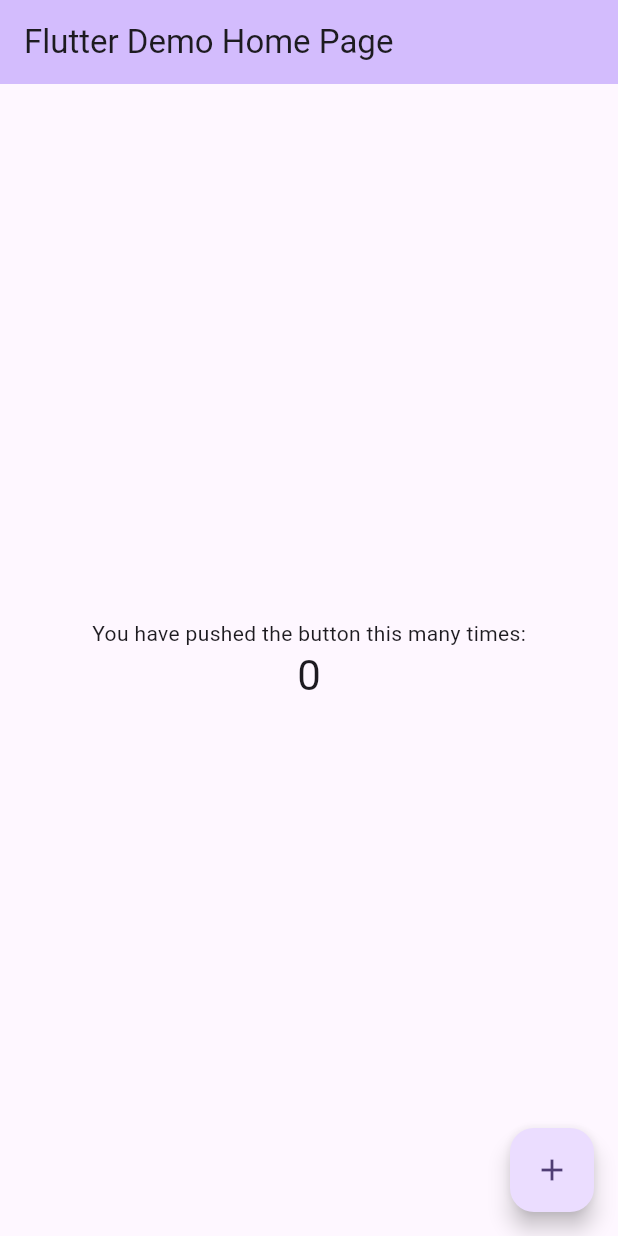
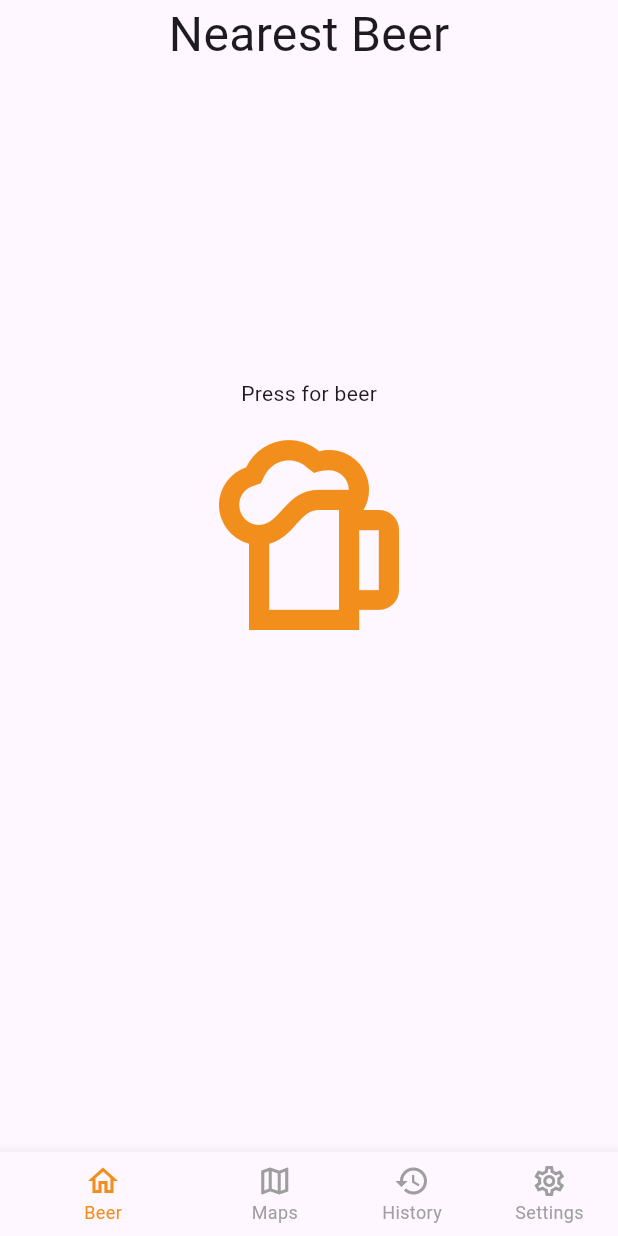
Before and after one commit to chalvikves/nearestBeer, a Flutter app: the screen it shows after launch, on a phone screen of 412 x 824 dp. Run offline on Flutter 3.47's test engine with Material 2 defaults, Android fonts, the light colour scheme and no system bars; missing offline and left inert: data_connection_checker_tv.

Commit message:
Beginning of design and providers

```diff
--- /dev/null
+++ b/lib/core/errors/exceptions.dart
@@ -0,0 +1 @@
+class ServerException implements Exception {}
--- /dev/null
+++ b/lib/core/params/params.dart
@@ -0,0 +1 @@
+class NoParams {}
--- /dev/null
+++ b/lib/features/beer/presentation/pages/beer_page.dart
@@ -0,0 +1,28 @@
+import 'package:flutter/material.dart';
+import 'package:nearest_beer/features/beer/presentation/providers/beer_button_provider.dart';
+import 'package:provider/provider.dart';
+
+import '../../../bar/presentation/widgets/bar_widget.dart';
+import '../widgets/beer_widget.dart';
+
+class BeerPage extends StatelessWidget {
+  const BeerPage({Key? key}) : super(key: key);
+
+  @override
+  Widget build(BuildContext context) {
+    bool isPressed = Provider.of<BeerButtonProvider>(context).isPressed;
+
+    return SafeArea(
+      child: SizedBox(
+        width: double.infinity,
+        child: Column(
+          mainAxisSize: MainAxisSize.min,
+          mainAxisAlignment: MainAxisAlignment.start,
+          children: [
+            isPressed ? const BarWidget() : const BeerWidget(),
+          ],
+        ),
+      ),
+    );
+  }
+}
--- /dev/null
+++ b/lib/features/beer/presentation/providers/beer_button_provider.dart
@@ -0,0 +1,14 @@
+import 'package:flutter/material.dart';
+
+class BeerButtonProvider extends ChangeNotifier {
+  bool isPressed;
+
+  BeerButtonProvider({
+    this.isPressed = false,
+  });
+
+  void changePressed(bool pressed) {
+    isPressed = pressed;
+    notifyListeners();
+  }
+}
--- /dev/null
+++ b/lib/features/beer/presentation/widgets/beer_widget.dart
@@ -0,0 +1,41 @@
+import 'package:flutter/material.dart';
+import 'package:nearest_beer/core/constants/constants.dart';
+import 'package:nearest_beer/features/beer/presentation/providers/beer_button_provider.dart';
+import 'package:provider/provider.dart';
+
+class BeerWidget extends StatelessWidget {
+  const BeerWidget({Key? key}) : super(key: key);
+
+  @override
+  Widget build(BuildContext context) {
+    BeerButtonProvider beerButtonProvider =
+        Provider.of<BeerButtonProvider>(context);
+    return Column(
+      mainAxisSize: MainAxisSize.min,
+      children: [
+        const Text(
+          'Nearest Beer',
+          style: TextStyle(
+            fontSize: 32,
+          ),
+        ),
+        SizedBox(
+          height: MediaQuery.of(context).size.height / 4,
+        ),
+        const Center(
+          child: Text(
+            "Press for beer",
+          ),
+        ),
+        IconButton(
+          onPressed: () {
+            beerButtonProvider.changePressed(true);
+          },
+          icon: const Icon(Icons.sports_bar_outlined),
+          iconSize: 160,
+          color: kAccentColor,
+        ),
+      ],
+    );
+  }
+}
--- /dev/null
+++ b/lib/features/skeleton/providers/selected_page_provider.dart
@@ -0,0 +1,14 @@
+import 'package:flutter/material.dart';
+
+class SelectedPageProvider extends ChangeNotifier {
+  int selectedPage;
+
+  SelectedPageProvider({
+    this.selectedPage = 0,
+  });
+
+  void changePage(int newValue) {
+    selectedPage = newValue;
+    notifyListeners();
+  }
+}
--- /dev/null
+++ b/lib/features/skeleton/skeleton.dart
@@ -0,0 +1,30 @@
+import 'package:flutter/material.dart';
+import 'package:nearest_beer/features/bar/presentation/pages/bar_page.dart';
+import 'package:nearest_beer/features/beer/presentation/pages/beer_page.dart';
+import 'package:provider/provider.dart';
+import 'widgets/custom_bottom_bar_widget.dart';
+import 'providers/selected_page_provider.dart';
+
+List<Widget> pages = const [
+  BeerPage(),
+  BarPage(),
+  BarPage(),
+  BarPage(),
+];
+
+class Skeleton extends StatelessWidget {
+  const Skeleton({Key? key}) : super(key: key);
+
+  @override
+  Widget build(BuildContext context) {
+    int selectedPage = Provider.of<SelectedPageProvider>(context).selectedPage;
+    return Scaffold(
+      // appBar: AppBar(
+      //   centerTitle: true,
+      //   title: const Text('Nearest Beer'),
+      // ),
+      body: pages[selectedPage],
+      bottomNavigationBar: const CustomBottomBarWidget(),
+    );
+  }
+}
--- /dev/null
+++ b/lib/features/skeleton/widgets/custom_bottom_bar_widget.dart
@@ -0,0 +1,50 @@
+import 'package:flutter/material.dart';
+import 'package:nearest_beer/core/constants/constants.dart';
+import 'package:provider/provider.dart';
+import '../providers/selected_page_provider.dart';
+
+class CustomBottomBarWidget extends StatelessWidget {
+  const CustomBottomBarWidget({Key? key}) : super(key: key);
+
+  @override
+  Widget build(BuildContext context) {
+    int selectedPage = Provider.of<SelectedPageProvider>(context).selectedPage;
+
+    return BottomNavigationBar(
+      items: const [
+        BottomNavigationBarItem(
+          icon: Icon(
+            Icons.home_outlined,
+          ),
+          label: "Beer",
+        ),
+        BottomNavigationBarItem(
+          icon: Icon(
+            Icons.map_outlined,
+          ),
+          label: "Maps",
+        ),
+        BottomNavigationBarItem(
+          icon: Icon(
+            Icons.history_outlined,
+          ),
+          label: "History",
+        ),
+        BottomNavigationBarItem(
+          icon: Icon(Icons.settings_outlined),
+          label: "Settings",
+        ),
+      ],
+      currentIndex: selectedPage,
+      selectedItemColor: kAccentColor,
+      unselectedItemColor: Colors.grey,
+      showUnselectedLabels: true,
+      unselectedFontSize: 12,
+      selectedFontSize: 12,
+      iconSize: 24,
+      onTap: (value) =>
+          Provider.of<SelectedPageProvider>(context, listen: false)
+              .changePage(value),
+    );
+  }
+}
--- a/lib/main.dart
+++ b/lib/main.dart
@@ -1,4 +1,9 @@
 import 'package:flutter/material.dart';
+import 'package:nearest_beer/features/beer/presentation/providers/beer_button_provider.dart';
+import 'package:provider/provider.dart';
+
+import 'features/skeleton/providers/selected_page_provider.dart';
+import 'features/skeleton/skeleton.dart';
 
 void main() {
   runApp(const MyApp());
@@ -7,119 +12,55 @@ void main() {
 class MyApp extends StatelessWidget {
   const MyApp({super.key});
 
-  // This widget is the root of your application.
   @override
   Widget build(BuildContext context) {
-    return MaterialApp(
-      title: 'Flutter Demo',
-      theme: ThemeData(
-        // This is the theme of your application.
-        //
-        // TRY THIS: Try running your application with "flutter run". You'll see
-        // the application has a blue toolbar. Then, without quitting the app,
-        // try changing the seedColor in the colorScheme below to Colors.green
-        // and then invoke "hot reload" (save your changes or press the "hot
-        // reload" button in a Flutter-supported IDE, or press "r" if you used
-        // the command line to start the app).
-        //
-        // Notice that the counter didn't reset back to zero; the application
-        // state is not lost during the reload. To reset the state, use hot
-        // restart instead.
-        //
-        // This works for code too, not just values: Most code changes can be
-        // tested with just a hot reload.
-        colorScheme: ColorScheme.fromSeed(seedColor: Colors.deepPurple),
-        useMaterial3: true,
+    return MultiProvider(
+      providers: [
+        ChangeNotifierProvider(
+          create: (context) => SelectedPageProvider(),
+        ),
+        ChangeNotifierProvider(
+          create: (context) => BeerButtonProvider(),
+        )
+      ],
+      child: MaterialApp(
+        home: const Home(),
+        debugShowCheckedModeBanner: false,
+        title: 'Nearest Beer',
+        theme: ThemeData(
+          useMaterial3: true,
+          primarySwatch: Colors.blue,
+          appBarTheme: const AppBarTheme(
+            titleTextStyle: TextStyle(
+              color: Colors.black87,
+              fontSize: 30,
+              fontWeight: FontWeight.bold,
+            ),
+          ),
+          iconTheme: const IconThemeData(
+            color: Colors.black87,
+          ),
+        ),
       ),
-      home: const MyHomePage(title: 'Flutter Demo Home Page'),
     );
   }
 }
 
-class MyHomePage extends StatefulWidget {
-  const MyHomePage({super.key, required this.title});
-
-  // This widget is the home page of your application. It is stateful, meaning
-  // that it has a State object (defined below) that contains fields that affect
-  // how it looks.
-
-  // This class is the configuration for the state. It holds the values (in this
-  // case the title) provided by the parent (in this case the App widget) and
-  // used by the build method of the State. Fields in a Widget subclass are
-  // always marked "final".
-
-  final String title;
+class Home extends StatefulWidget {
+  const Home({Key? key}) : super(key: key);
 
   @override
-  State<MyHomePage> createState() => _MyHomePageState();
+  State<Home> createState() => _HomeState();
 }
 
-class _MyHomePageState extends State<MyHomePage> {
-  int _counter = 0;
-
-  void _incrementCounter() {
-    setState(() {
-      // This call to setState tells the Flutter framework that something has
-      // changed in this State, which causes it to rerun the build method below
-      // so that the display can reflect the updated values. If we changed
-      // _counter without calling setState(), then the build method would not be
-      // called again, and so nothing would appear to happen.
-      _counter++;
-    });
+class _HomeState extends State<Home> {
+  @override
+  void initState() {
+    super.initState();
   }
 
   @override
   Widget build(BuildContext context) {
-    // This method is rerun every time setState is called, for instance as done
-    // by the _incrementCounter method above.
-    //
-    // The Flutter framework has been optimized to make rerunning build methods
-    // fast, so that you can just rebuild anything that needs updating rather
-    // than having to individually change instances of widgets.
-    return Scaffold(
-      appBar: AppBar(
-        // TRY THIS: Try changing the color here to a specific color (to
-        // Colors.amber, perhaps?) and trigger a hot reload to see the AppBar
-        // change color while the other colors stay the same.
-        backgroundColor: Theme.of(context).colorScheme.inversePrimary,
-        // Here we take the value from the MyHomePage object that was created by
-        // the App.build method, and use it to set our appbar title.
-        title: Text(widget.title),
-      ),
-      body: Center(
-        // Center is a layout widget. It takes a single child and positions it
-        // in the middle of the parent.
-        child: Column(
-          // Column is also a layout widget. It takes a list of children and
-          // arranges them vertically. By default, it sizes itself to fit its
-          // children horizontally, and tries to be as tall as its parent.
-          //
-          // Column has various properties to control how it sizes itself and
-          // how it positions its children. Here we use mainAxisAlignment to
-          // center the children vertically; the main axis here is the vertical
-          // axis because Columns are vertical (the cross axis would be
-          // horizontal).
-          //
-          // TRY THIS: Invoke "debug painting" (choose the "Toggle Debug Paint"
-          // action in the IDE, or press "p" in the console), to see the
-          // wireframe for each widget.
-          mainAxisAlignment: MainAxisAlignment.center,
-          children: <Widget>[
-            const Text(
-              'You have pushed the button this many times:',
-            ),
-            Text(
-              '$_counter',
-              style: Theme.of(context).textTheme.headlineMedium,
-            ),
-          ],
-        ),
-      ),
-      floatingActionButton: FloatingActionButton(
-        onPressed: _incrementCounter,
-        tooltip: 'Increment',
-        child: const Icon(Icons.add),
-      ), // This trailing comma makes auto-formatting nicer for build methods.
-    );
+    return const Skeleton();
   }
 }
```
Also changed, not shown: lib/core/connection/network_info.dart (added, +14 -0 lines), lib/core/constants/constants.dart (added, +8 -0 lines), lib/core/errors/failures.dart (added, +9 -0 lines), lib/features/bar/presentation/pages/bar_page.dart (added, +20 -0 lines), lib/features/bar/presentation/widgets/bar_widget.dart (added, +36 -0 lines), lib/features/skeleton/widgets/custom_bottom_bar_icon_widget.dart (added, +35 -0 lines), pubspec.yaml (+6 -65 lines), pubspec.lock, 13 other files.
